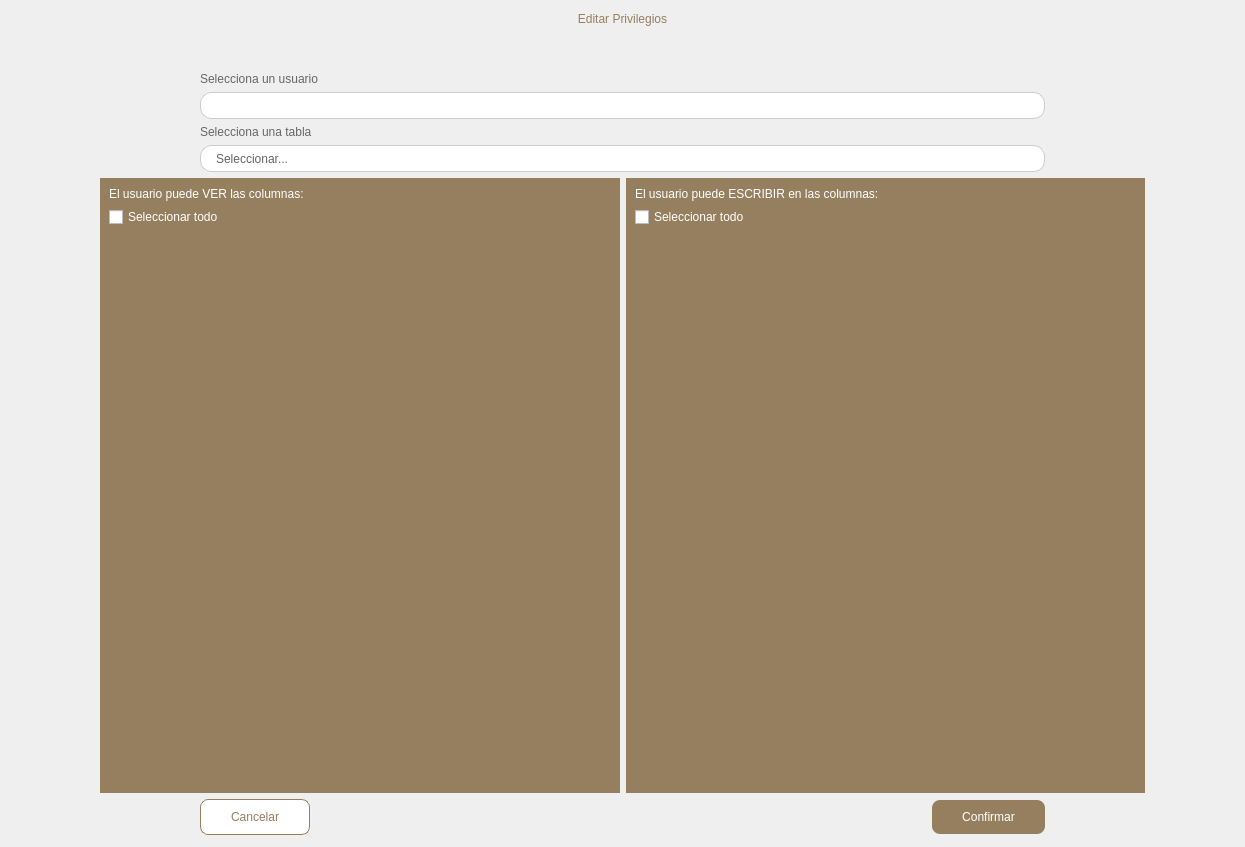
Qt form ui/editar-privilegios.ui (andreadh01/Notarius) before a commit.
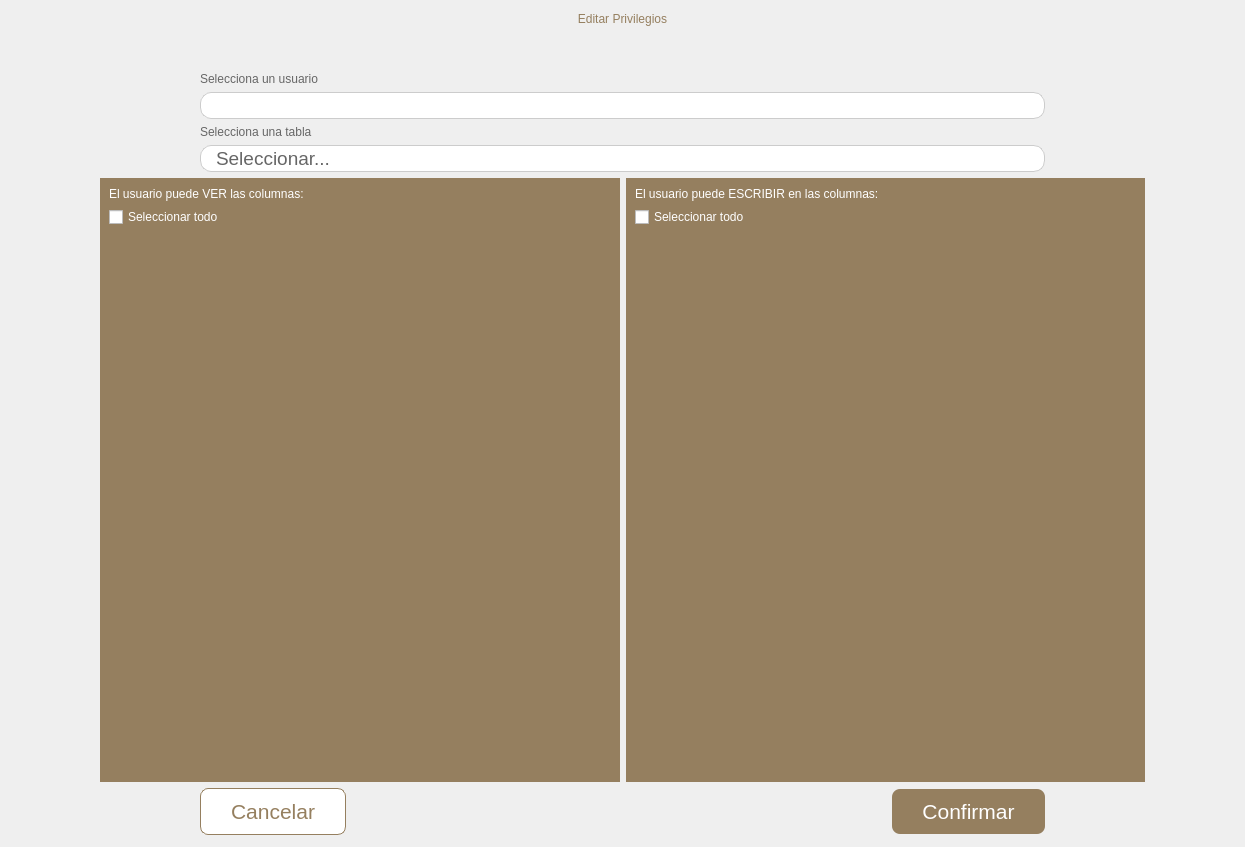
The same form after that commit. Icons and pictures are not drawn.

Commit message: Letras grandes pt3

```diff
--- a/ui/editar-privilegios.ui
+++ b/ui/editar-privilegios.ui
@@ -50,6 +50,7 @@
        <property name="styleSheet">
         <string notr="true">/* style for the QComboBox */
 QComboBox {
+font-size: 14pt;
 border-radius: 11px;
 border: 1px solid #ccc;
 background-color: white;
@@ -385,7 +386,7 @@
 border-radius: 8px;
 background-color: #957F5F;
 color: white;
-font-size: 12px;
+font-size: 16pt;
 padding: 10px 30px;
 }
 
@@ -413,7 +414,7 @@
 border: 1px solid #957F5F;
 background-color: white;
 color: #957F5F;
-font-size: 12px;
+font-size: 16pt;
 padding: 10px 30px;
 }
 
```
Left out of the diff: 21 changed lines with no effect on the pictures.
